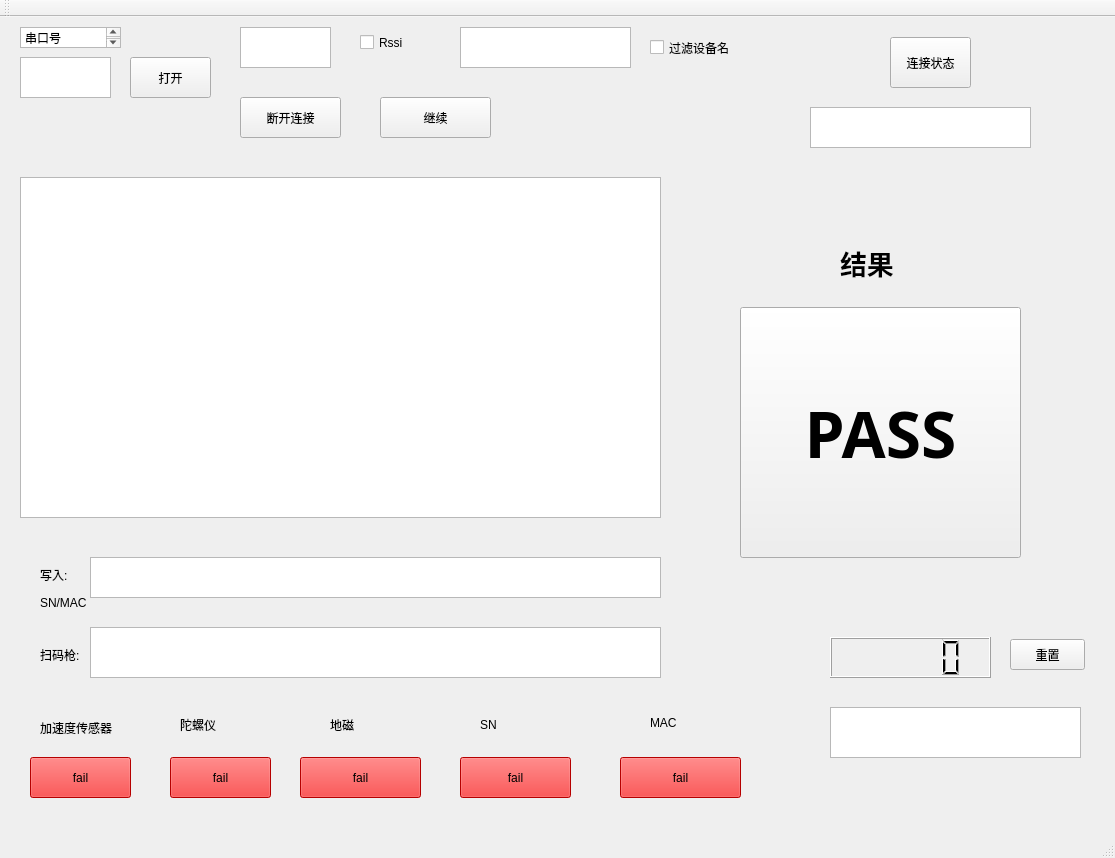
Qt form mainwindow.ui (wangzhibinjunhua/py_work) before a commit.
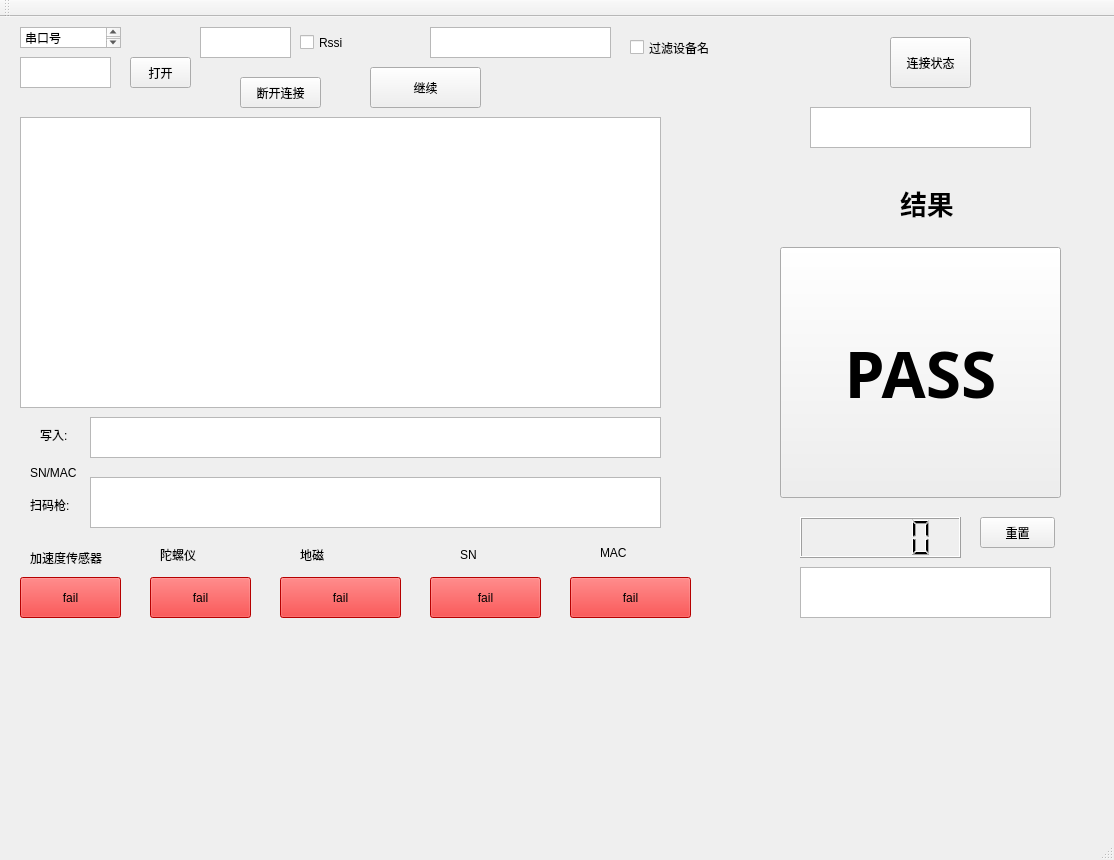
The same form after that commit.

```diff
--- a/mainwindow.ui
+++ b/mainwindow.ui
@@ -6,8 +6,8 @@
    <rect>
     <x>0</x>
     <y>0</y>
-    <width>1115</width>
-    <height>858</height>
+    <width>1114</width>
+    <height>860</height>
    </rect>
   </property>
   <property name="windowTitle">
@@ -22,8 +22,8 @@
      <rect>
       <x>130</x>
       <y>40</y>
-      <width>81</width>
-      <height>41</height>
+      <width>61</width>
+      <height>31</height>
      </rect>
     </property>
     <property name="text">
@@ -36,27 +36,27 @@
       <x>20</x>
       <y>40</y>
       <width>91</width>
-      <height>41</height>
+      <height>31</height>
      </rect>
     </property>
    </widget>
    <widget class="QTextEdit" name="et_rssi">
     <property name="geometry">
      <rect>
-      <x>240</x>
+      <x>200</x>
       <y>10</y>
       <width>91</width>
-      <height>41</height>
+      <height>31</height>
      </rect>
     </property>
    </widget>
    <widget class="QCheckBox" name="cb_rssi">
     <property name="geometry">
      <rect>
-      <x>360</x>
-      <y>5</y>
-      <width>71</width>
-      <height>41</height>
+      <x>300</x>
+      <y>10</y>
+      <width>61</width>
+      <height>31</height>
      </rect>
     </property>
     <property name="text">
@@ -66,17 +66,17 @@
    <widget class="QTextEdit" name="et_devname">
     <property name="geometry">
      <rect>
-      <x>460</x>
+      <x>430</x>
       <y>10</y>
-      <width>171</width>
-      <height>41</height>
+      <width>181</width>
+      <height>31</height>
      </rect>
     </property>
    </widget>
    <widget class="QCheckBox" name="cb_devname">
     <property name="geometry">
      <rect>
-      <x>650</x>
+      <x>630</x>
       <y>20</y>
       <width>91</width>
       <height>21</height>
@@ -103,9 +103,9 @@
     <property name="geometry">
      <rect>
       <x>240</x>
-      <y>80</y>
-      <width>101</width>
-      <height>41</height>
+      <y>60</y>
+      <width>81</width>
+      <height>31</height>
      </rect>
     </property>
     <property name="text">
@@ -115,8 +115,8 @@
    <widget class="QPushButton" name="btn_next">
     <property name="geometry">
      <rect>
-      <x>380</x>
-      <y>80</y>
+      <x>370</x>
+      <y>50</y>
       <width>111</width>
       <height>41</height>
      </rect>
@@ -129,17 +129,17 @@
     <property name="geometry">
      <rect>
       <x>20</x>
-      <y>160</y>
+      <y>100</y>
       <width>641</width>
-      <height>341</height>
+      <height>291</height>
      </rect>
     </property>
    </widget>
    <widget class="QPushButton" name="btn_acc">
     <property name="geometry">
      <rect>
-      <x>30</x>
-      <y>740</y>
+      <x>20</x>
+      <y>560</y>
       <width>101</width>
       <height>41</height>
      </rect>
@@ -154,8 +154,8 @@
    <widget class="QPushButton" name="btn_gyr">
     <property name="geometry">
      <rect>
-      <x>170</x>
-      <y>740</y>
+      <x>150</x>
+      <y>560</y>
       <width>101</width>
       <height>41</height>
      </rect>
@@ -170,8 +170,8 @@
    <widget class="QPushButton" name="btn_cps">
     <property name="geometry">
      <rect>
-      <x>300</x>
-      <y>740</y>
+      <x>280</x>
+      <y>560</y>
       <width>121</width>
       <height>41</height>
      </rect>
@@ -186,8 +186,8 @@
    <widget class="QPushButton" name="btn_sn">
     <property name="geometry">
      <rect>
-      <x>460</x>
-      <y>740</y>
+      <x>430</x>
+      <y>560</y>
       <width>111</width>
       <height>41</height>
      </rect>
@@ -202,8 +202,8 @@
    <widget class="QPushButton" name="btn_mac">
     <property name="geometry">
      <rect>
-      <x>620</x>
-      <y>740</y>
+      <x>570</x>
+      <y>560</y>
       <width>121</width>
       <height>41</height>
      </rect>
@@ -219,7 +219,7 @@
     <property name="geometry">
      <rect>
       <x>90</x>
-      <y>610</y>
+      <y>460</y>
       <width>571</width>
       <height>51</height>
      </rect>
@@ -245,8 +245,8 @@
    <widget class="QLabel" name="label">
     <property name="geometry">
      <rect>
-      <x>40</x>
-      <y>570</y>
+      <x>30</x>
+      <y>440</y>
       <width>101</width>
       <height>31</height>
      </rect>
@@ -258,8 +258,8 @@
    <widget class="QLabel" name="label_2">
     <property name="geometry">
      <rect>
-      <x>40</x>
-      <y>700</y>
+      <x>30</x>
+      <y>530</y>
       <width>81</width>
       <height>21</height>
      </rect>
@@ -271,8 +271,8 @@
    <widget class="QLabel" name="label_3">
     <property name="geometry">
      <rect>
-      <x>180</x>
-      <y>700</y>
+      <x>160</x>
+      <y>530</y>
       <width>101</width>
       <height>16</height>
      </rect>
@@ -284,8 +284,8 @@
    <widget class="QLabel" name="label_4">
     <property name="geometry">
      <rect>
-      <x>330</x>
-      <y>700</y>
+      <x>300</x>
+      <y>530</y>
       <width>61</width>
       <height>16</height>
      </rect>
@@ -297,8 +297,8 @@
    <widget class="QLabel" name="label_5">
     <property name="geometry">
      <rect>
-      <x>480</x>
-      <y>700</y>
+      <x>460</x>
+      <y>530</y>
       <width>61</width>
       <height>16</height>
      </rect>
@@ -310,8 +310,8 @@
    <widget class="QLabel" name="label_6">
     <property name="geometry">
      <rect>
-      <x>650</x>
-      <y>700</y>
+      <x>600</x>
+      <y>530</y>
       <width>54</width>
       <height>12</height>
      </rect>
@@ -324,7 +324,7 @@
     <property name="geometry">
      <rect>
       <x>90</x>
-      <y>540</y>
+      <y>400</y>
       <width>571</width>
       <height>41</height>
      </rect>
@@ -334,7 +334,7 @@
     <property name="geometry">
      <rect>
       <x>40</x>
-      <y>550</y>
+      <y>410</y>
       <width>31</width>
       <height>16</height>
      </rect>
@@ -346,8 +346,8 @@
    <widget class="QLabel" name="label_8">
     <property name="geometry">
      <rect>
-      <x>40</x>
-      <y>630</y>
+      <x>30</x>
+      <y>480</y>
       <width>41</width>
       <height>16</height>
      </rect>
@@ -359,8 +359,8 @@
    <widget class="QLabel" name="label_9">
     <property name="geometry">
      <rect>
-      <x>840</x>
-      <y>220</y>
+      <x>900</x>
+      <y>160</y>
       <width>71</width>
       <height>51</height>
      </rect>
@@ -380,8 +380,8 @@
    <widget class="QPushButton" name="btn_result">
     <property name="geometry">
      <rect>
-      <x>740</x>
-      <y>290</y>
+      <x>780</x>
+      <y>230</y>
       <width>281</width>
       <height>251</height>
      </rect>
@@ -411,8 +411,8 @@
    <widget class="QLCDNumber" name="ln_total_num">
     <property name="geometry">
      <rect>
-      <x>830</x>
-      <y>620</y>
+      <x>800</x>
+      <y>500</y>
       <width>161</width>
       <height>41</height>
      </rect>
@@ -421,8 +421,8 @@
    <widget class="QPushButton" name="btn_reset_total_num">
     <property name="geometry">
      <rect>
-      <x>1010</x>
-      <y>622</y>
+      <x>980</x>
+      <y>500</y>
       <width>75</width>
       <height>31</height>
      </rect>
@@ -434,8 +434,8 @@
    <widget class="QTextBrowser" name="tv_systime">
     <property name="geometry">
      <rect>
-      <x>830</x>
-      <y>690</y>
+      <x>800</x>
+      <y>550</y>
       <width>251</width>
       <height>51</height>
      </rect>
```
Left out of the diff: 2 changed lines with no effect on the pictures.
